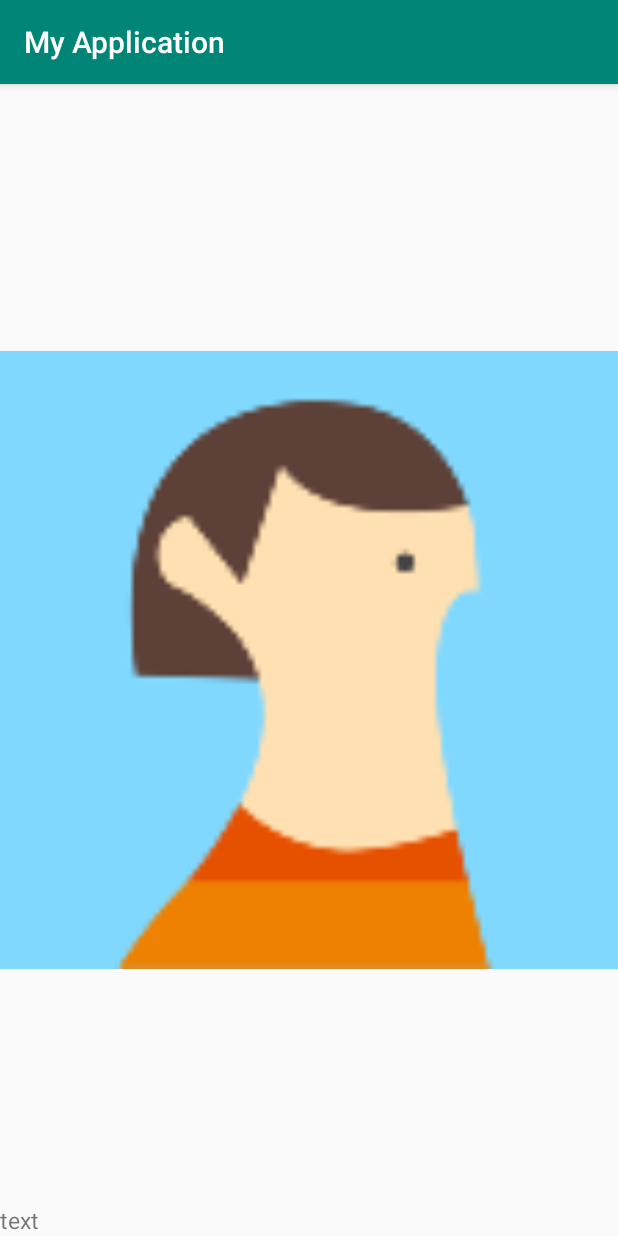
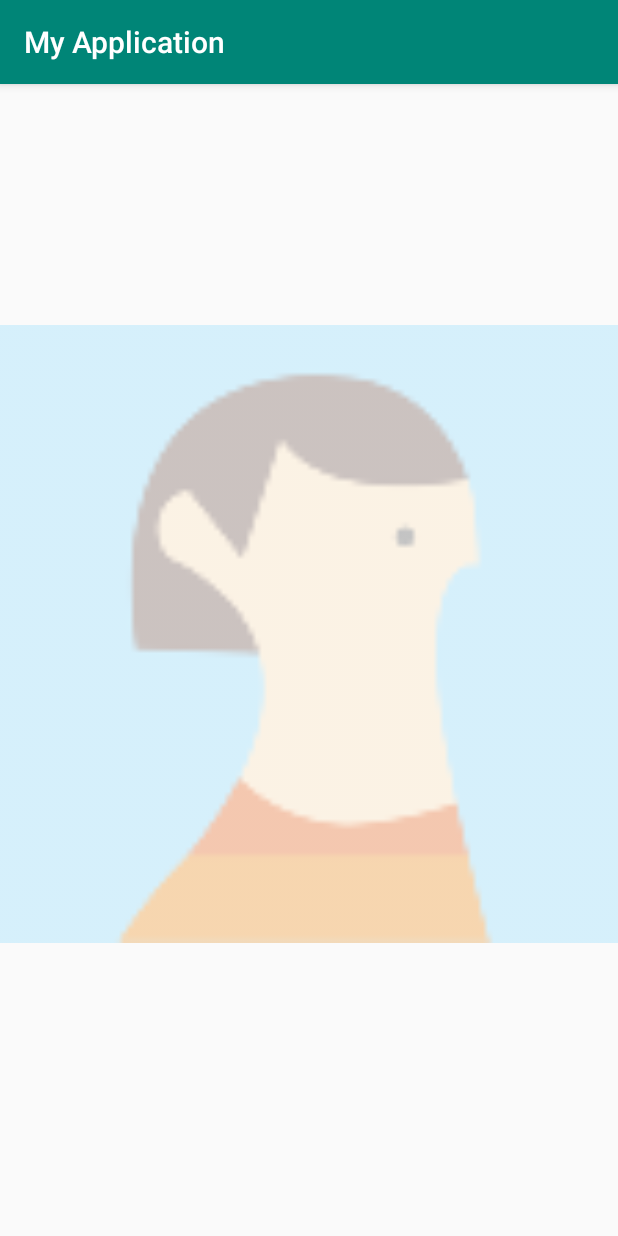
Before and after one commit to hswoo8/DevApplication, an Android app: the screen it shows after launch (BindingExampleActivity before the commit, ExampleActivity after it), on a phone screen of 412 x 824 dp. Run offline under Robolectric (Android 15) with nearby library versions, the phone set to English and light mode, and no system bars; our stand-ins replace ButterKnife, data binding; libraries missing offline, so code that uses them is left out: androidx.databinding.library; pictures from the network do not load; 2 statements that could not run were skipped.

Commit message:
바인딩 예제 추가

```diff
--- a/app/src/main/AndroidManifest.xml
+++ b/app/src/main/AndroidManifest.xml
@@ -11,7 +11,7 @@
             android:roundIcon="@mipmap/ic_launcher_round"
             android:supportsRtl="true"
             android:theme="@style/AppTheme">
-        <activity android:name=".feature.binding.BindingExampleActivity"></activity>
+        <activity android:name=".feature.binding.ExampleActivity"></activity>
         <activity android:name=".feature.matrix.MatrixActivity" />
         <activity
                 android:name=".fragment.ContainerActivity"
--- a/app/src/main/java/com/example/myapplication/MainActivity.kt
+++ b/app/src/main/java/com/example/myapplication/MainActivity.kt
@@ -2,13 +2,12 @@ package com.example.myapplication
 
 import android.content.Intent
 import android.os.Bundle
-import android.util.Log
 import android.widget.CheckBox
 import androidx.appcompat.app.AppCompatActivity
 import butterknife.BindView
 import butterknife.ButterKnife
 import butterknife.OnClick
-import com.example.myapplication.feature.binding.BindingExampleActivity
+import com.example.myapplication.feature.binding.ExampleActivity
 import com.example.myapplication.feature.crop.CropActivity
 import com.example.myapplication.feature.margin.MarginActivity
 import com.example.myapplication.feature.motion.MotionActivity
@@ -42,7 +41,7 @@ class MainActivity : AppCompatActivity()
 
     @OnClick(R.id.binding_example)
     fun onClickBindingExample() {
-        startActivity(Intent(this, BindingExampleActivity::class.java))
+        startActivity(Intent(this, ExampleActivity::class.java))
     }
 
     @BindView(R.id.checkbox)
--- a/app/src/main/java/com/example/myapplication/feature/binding/BindingExampleActivity.kt
+++ /dev/null
@@ -1,26 +0,0 @@
-package com.example.myapplication.feature.binding
-
-import androidx.appcompat.app.AppCompatActivity
-import android.os.Bundle
-import android.view.View
-
-import androidx.databinding.DataBindingUtil
-import com.example.myapplication.R
-import com.example.myapplication.databinding.ActivityBindingExampleBinding
-
-class BindingExampleActivity : AppCompatActivity() {
-
-    override fun onCreate(savedInstanceState: Bundle?) {
-        super.onCreate(savedInstanceState)
-        val contentView = DataBindingUtil.setContentView<ActivityBindingExampleBinding>(
-            this,
-            R.layout.activity_binding_example
-        )
-
-        TEXT
-
-        val b = true
-
-        View.VISIBLE
-    }
-}
--- /dev/null
+++ b/app/src/main/java/com/example/myapplication/feature/binding/ExampleActivity.kt
@@ -0,0 +1,32 @@
+package com.example.myapplication.feature.binding
+
+import androidx.appcompat.app.AppCompatActivity
+import android.os.Bundle
+import android.view.View
+
+import androidx.databinding.DataBindingUtil
+import androidx.databinding.ObservableField
+import androidx.databinding.ObservableInt
+import androidx.databinding.library.baseAdapters.BR
+import com.example.myapplication.R
+import com.example.myapplication.databinding.ActivityBindingExampleBinding
+import com.example.myapplication.feature.binding.generic.GenericClass
+
+class ExampleActivity : AppCompatActivity() {
+
+    private lateinit var binding: ActivityBindingExampleBinding
+
+    var text = "123"
+    val textObservable = ObservableField<String>("123")
+    val observableInt = ObservableInt(123)
+
+    override fun onCreate(savedInstanceState: Bundle?) {
+        super.onCreate(savedInstanceState)
+        binding = DataBindingUtil.setContentView(
+            this,
+            R.layout.activity_binding_example
+        )
+        binding.textObservable = textObservable
+        binding.stringValue = GenericClass("abc")
+    }
+}
--- a/app/src/main/java/com/example/myapplication/feature/binding/DataBindingFramgent.kt
+++ b/app/src/main/java/com/example/myapplication/feature/binding/ExampleFragment.kt
@@ -7,7 +7,7 @@ import android.view.ViewGroup
 import androidx.fragment.app.Fragment
 import com.example.myapplication.R
 
-class DataBindingFramgent() : Fragment(R.layout.fragment_binding) {
+class ExampleFragment() : Fragment(R.layout.fragment_binding) {
     override fun onViewCreated(view: View, savedInstanceState: Bundle?) {
         super.onViewCreated(view, savedInstanceState)
     }
--- a/app/src/main/java/com/example/myapplication/feature/binding/ImageViewBindingAdapter.kt
+++ b/app/src/main/java/com/example/myapplication/feature/binding/ImageViewBindingAdapter.kt
@@ -1,8 +1,17 @@
 package com.example.myapplication.feature.binding
 
+import android.graphics.drawable.Drawable
+import android.util.Log
+import android.widget.ImageView
 import androidx.databinding.BindingAdapter
 
 
 object ImageViewBindingAdapter {
-
+    @BindingAdapter("android:alpha", "android:src", requireAll = true)
+    @JvmStatic
+    fun setImage(imageView: ImageView, alpha: Float, drawable: Drawable) {
+        Log.d("seoungwoo --", "setimage")
+        imageView.alpha = alpha
+        imageView.setImageDrawable(drawable)
+    }
 }
--- /dev/null
+++ b/app/src/main/java/com/example/myapplication/feature/binding/TextViewBindingAdapter.kt
@@ -0,0 +1,26 @@
+package com.example.myapplication.feature.binding
+
+import android.util.Log
+import android.widget.TextView
+import androidx.databinding.BindingAdapter
+import androidx.databinding.ObservableField
+import androidx.databinding.ObservableInt
+import com.example.myapplication.feature.binding.generic.GenericClass
+
+object TextViewBindingAdapter {
+    @BindingAdapter("text1")
+    @JvmStatic
+    fun setText(textView: TextView, string: ObservableField<String>) {
+        Log.d("seoungwoo -- ", "setText")
+    }
+
+
+
+    @BindingAdapter("text1")
+    @JvmStatic
+    fun setText(textView: TextView, value: GenericClass<String>) {
+        Log.d("seoungwoo -- ", "setText Generic Class")
+        textView.setText(value.t)
+    }
+
+}
--- a/app/src/main/java/com/example/myapplication/feature/binding/ViewBindingAdapter1.kt
+++ b/app/src/main/java/com/example/myapplication/feature/binding/ViewBindingAdapter1.kt
@@ -7,9 +7,5 @@ import androidx.annotation.NonNull
 import androidx.databinding.BindingAdapter
 
 object ViewBindingAdapter1 {
-    @BindingAdapter("visibility")
-    @JvmStatic
-    fun setVisibility(view: View, visibility: Int) {
-        view.visibility = visibility
-    }
+
 }
--- /dev/null
+++ b/app/src/main/java/com/example/myapplication/feature/binding/ViewModel.kt
@@ -0,0 +1,7 @@
+package com.example.myapplication.feature.binding
+
+import androidx.databinding.ObservableField
+
+class ViewModel {
+    val text = ObservableField<String>("")
+}
--- /dev/null
+++ b/app/src/main/java/com/example/myapplication/feature/binding/generic/GenericClass.kt
@@ -0,0 +1 @@
+package com.example.myapplication.feature.binding.generic
--- a/app/src/main/res/layout/activity_binding_example.xml
+++ b/app/src/main/res/layout/activity_binding_example.xml
@@ -6,37 +6,48 @@
     <data>
 
         <import type="android.view.View" />
-        <import type="com.example.myapplication.feature.binding.ImageViewViewModel"/>
+
+        <import type="com.example.myapplication.feature.binding.ImageViewViewModel" />
+
         <variable
                 name="viewModel"
                 type="com.example.myapplication.feature.binding.ImageViewViewModel" />
+
+        <variable
+                name="textString"
+                type="String" />
+
+        <variable
+                name="textObservable"
+                type="androidx.databinding.ObservableField" />
+
+        <variable
+                name="stringValue"
+                type="com.example.myapplication.feature.binding.generic.GenericClass" />
     </data>
 
     <androidx.constraintlayout.widget.ConstraintLayout
             android:layout_width="match_parent"
             android:layout_height="match_parent"
-            tools:context=".feature.binding.BindingExampleActivity">
-
-        <TextView
-                android:text="@{ImageViewViewModel.CONST_TEXT}"
-                android:textSize="15dp"
-                app:layout_constraintBottom_toBottomOf="parent"
-                android:layout_width="match_parent"
-                android:layout_height="wrap_content"/>
+            tools:context=".feature.binding.ExampleActivity">
 
         <ImageView
                 android:id="@+id/thumbnail"
-                android:visibility="@{View.VISIBLE}"
                 android:layout_width="match_parent"
-                android:layout_height="match_parent"
-                android:src="@{@drawable/avatar_3_raster}" />
+                android:layout_height="0dp"
+                android:alpha="@{0.3f}"
+                android:src="@{@drawable/avatar_3_raster}"
+                app:layout_constraintBottom_toTopOf="@id/text_view"
+                app:layout_constraintTop_toTopOf="parent" />
 
-        <androidx.recyclerview.widget.RecyclerView
-                android:id="@+id/recycler_view"
-                setFixedSize="@{true}"
-                app:layout_constraintTop_toTopOf="parent"
+        <TextView
+                android:id="@+id/text_view"
                 android:layout_width="match_parent"
-                android:layout_height="wrap_content"/>
+                android:layout_height="wrap_content"
+                text1="@{textObservable}"
+                android:textSize="25dp"
+                app:layout_constraintBottom_toBottomOf="parent" />
+
 
     </androidx.constraintlayout.widget.ConstraintLayout>
 </layout>
```
